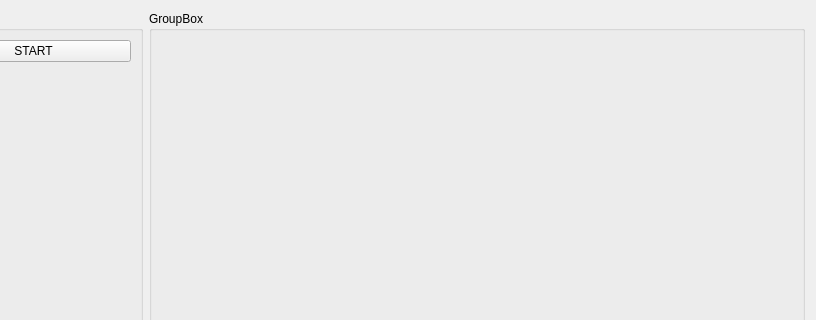
Old version of the form apps/host-data-receiver/gui/windows/SnmpSimWindow.ui in the repository stachoz/SNMPSim; both pictures show x 87 to 903 and y 0 to 320 of the 903 by 559 pixel window.
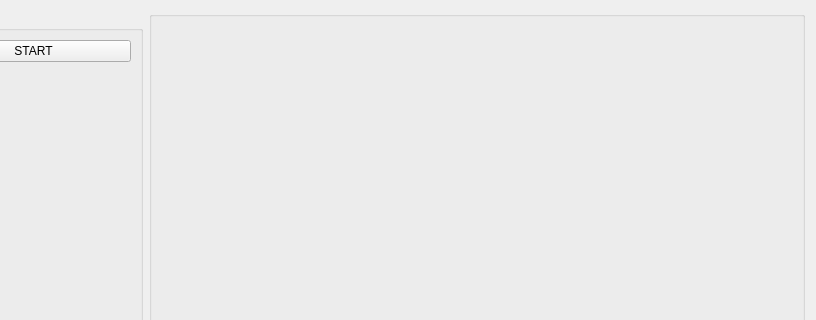
New version of the form.

```diff
--- a/apps/host-data-receiver/gui/windows/SnmpSimWindow.ui
+++ b/apps/host-data-receiver/gui/windows/SnmpSimWindow.ui
@@ -64,7 +64,7 @@
       </sizepolicy>
      </property>
      <property name="title">
-      <string>GroupBox</string>
+      <string/>
      </property>
     </widget>
    </item>
```
Left out of the diff: 2 changed lines with no effect on the pictures.
